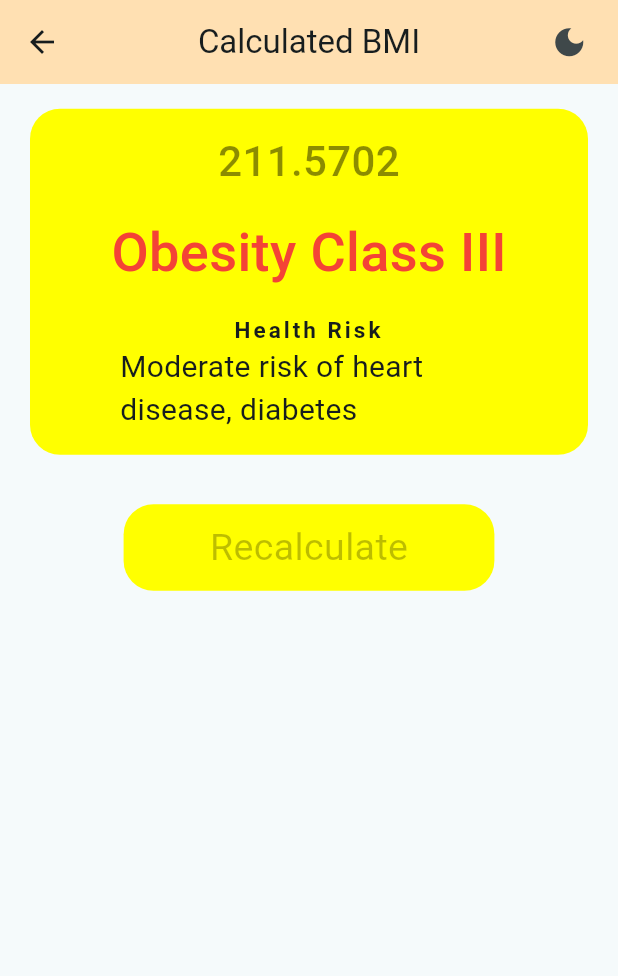
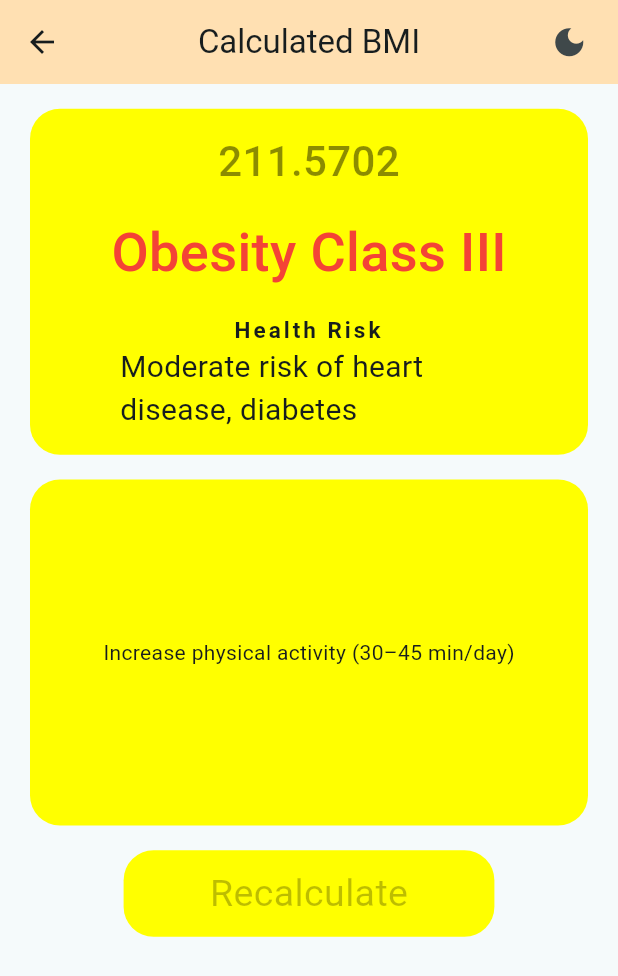
Before and after one commit to Ratndeep1999/bmi_calculator, a Flutter app: the screen it shows after launch, after a tap on "Calculate", on a phone screen of 412 x 824 dp. Shown: the top 976 px of the screen. Run offline on Flutter 3.47's test engine with Material 3 defaults, Android fonts, the phone set to English and light mode, and no system bars.

Commit message:
calculated_bmi_result_page.dart : Ui change and bhi show, categories add, health risk add, variables add, suggestions ui add,

```diff
--- a/lib/calculated_bmi_result_page.dart
+++ b/lib/calculated_bmi_result_page.dart
@@ -104,6 +104,21 @@ class _CalculatedBmiState extends State<CalculatedBmi> {
 
               SizedBox( height: MediaQuery.of(context).size.height * 0.02 ),  // 15
 
+              // Suggestions Section
+              Container(
+                height: MediaQuery.of(context).size.height * 0.28,
+                width: MediaQuery.of(context).size.width,
+                decoration: BoxDecoration(
+                  borderRadius: BorderRadius.circular(20),
+                  color: Colors.yellowAccent,
+                ),
+                child: Center(
+                  child: Text (
+                      'Increase physical activity (30–45 min/day)'
+                  ),
+                ),
+              ),
+
               SizedBox( height: MediaQuery.of(context).size.height * 0.02 ),  // 15
 
               // Recalculate button
```
